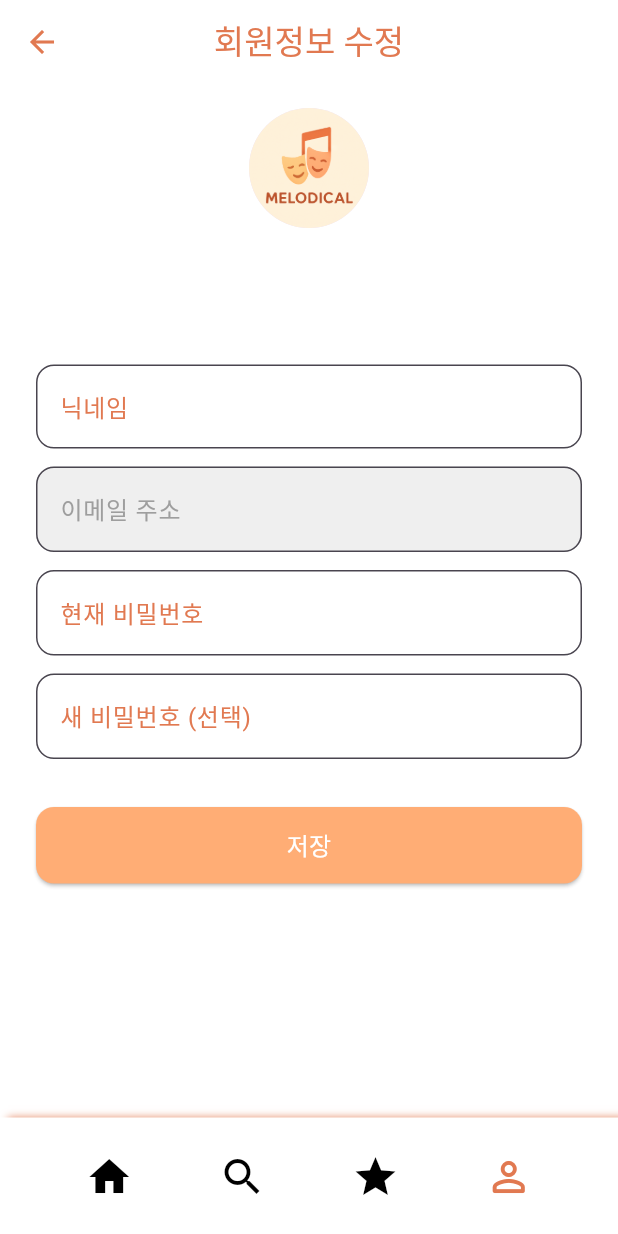
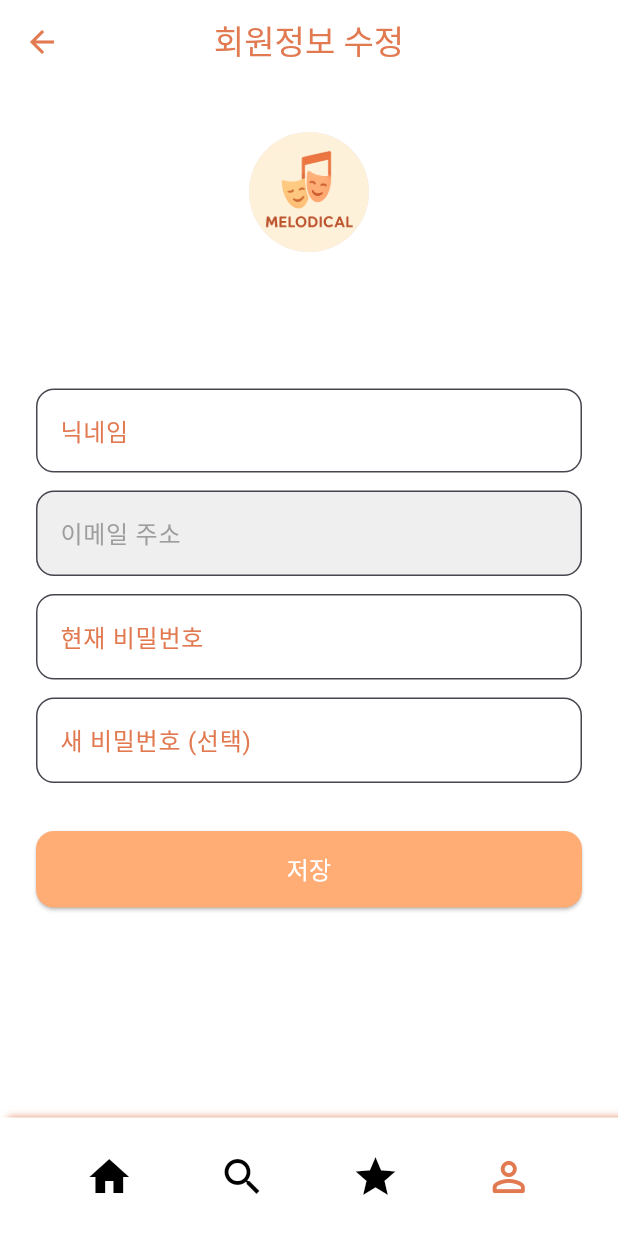
Before and after one commit to melodical-2025/melodical_app, a Flutter app: the AccounteditScreen screen opened by its route, on a phone screen of 412 x 824 dp. Run offline on Flutter 3.47's test engine with Material 3 defaults, Android fonts, the light colour scheme and no system bars; our stand-ins replace firebase_auth, firebase_core, flutter_rating_bar, google_sign_in; accounts and stored records are empty.

Commit message:
회원정보수정페이지 디자인 조금 수정

```diff
--- a/lib/screens/accountedit_screen.dart
+++ b/lib/screens/accountedit_screen.dart
@@ -102,7 +102,7 @@ class _AccounteditScreenState extends State<AccounteditScreen> {
         child: SingleChildScrollView(
           child: Column(
             children: [
-              const SizedBox(height: 16),
+              const SizedBox(height: 32),
               const CircleAvatar(
                 radius: 40,
                 backgroundImage: AssetImage('assets/logo.png'),
```
